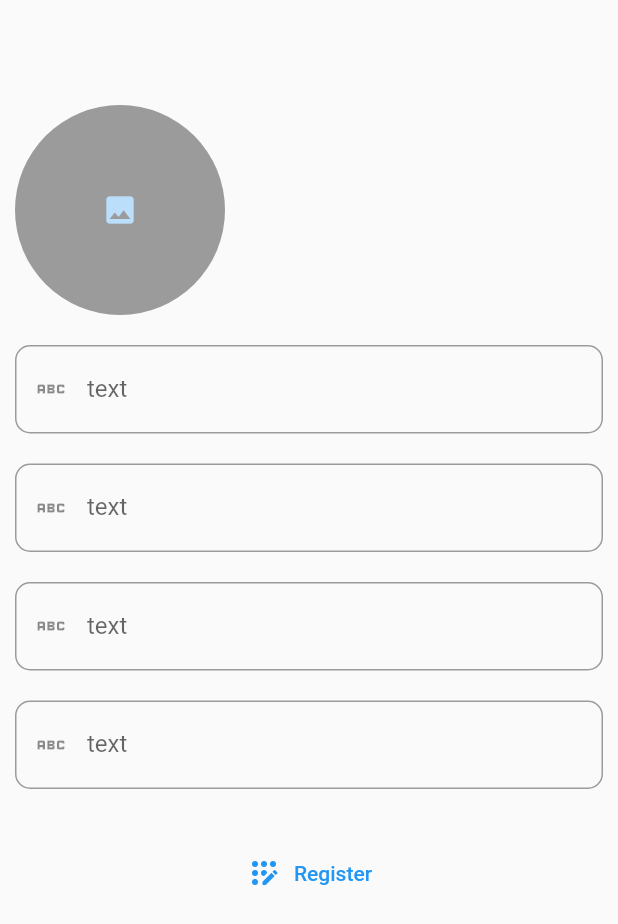
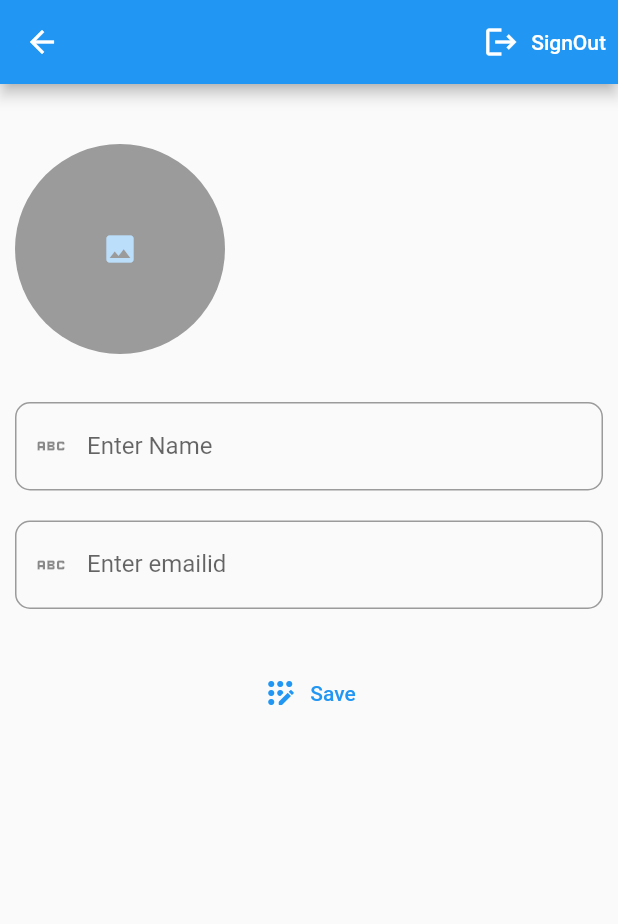
Before and after one commit to AlthafMjeelani/Student-App-Firebase, a Flutter app: the screen it shows once a user with an empty profile is signed in, after a tap on the "account circle" icon, on a phone screen of 412 x 824 dp. Shown: the top 924 px of the screen. Run offline on Flutter 3.47's test engine with Material 2 defaults, Android fonts, the light colour scheme and no system bars; our stand-ins replace cloud_firestore, firebase_auth, firebase_core, firebase_storage, image_picker; accounts and stored records are empty; network calls fail.

Commit message:
add provider and crete profile page and adduser,dashboard UIs  fetch data from database to email and name

```diff
--- a/lib/main.dart
+++ b/lib/main.dart
@@ -3,7 +3,6 @@ import 'package:firebaseaut/screens/dashboard/controller/dashboeard_provider.dar
 import 'package:firebaseaut/screens/login/controller/authentication_login_provider.dart';
 import 'package:firebaseaut/screens/login/controller/authentication_registration_provider.dart';
 import 'package:firebaseaut/screens/dashboard/view/screen_dashboard.dart';
-import 'package:firebaseaut/screens/login/view/login_page.dart';
 import 'package:firebaseaut/screens/profile/controller/profile_controller.dart';
 import 'package:flutter/material.dart';
 import 'package:provider/provider.dart';
--- a/lib/screens/dashboard/controller/dashboeard_provider.dart
+++ b/lib/screens/dashboard/controller/dashboeard_provider.dart
@@ -4,7 +4,7 @@ import 'package:cloud_firestore/cloud_firestore.dart';
 import 'package:firebase_auth/firebase_auth.dart';
 import 'package:firebaseaut/screens/profile/view/screen_profile.dart';
 import 'package:firebaseaut/screens/login/model/user_model.dart';
-import 'package:firebaseaut/screens/dashboard/view/screen_adduser.dart';
+import 'package:firebaseaut/screens/adduser/view/screen_adduser.dart';
 import 'package:flutter/material.dart';
 
 class DashBoardProvider with ChangeNotifier {
--- a/lib/screens/dashboard/view/screen_dashboard.dart
+++ b/lib/screens/dashboard/view/screen_dashboard.dart
@@ -1,4 +1,3 @@
-import 'package:cloud_firestore/cloud_firestore.dart';
 import 'package:firebase_auth/firebase_auth.dart';
 import 'package:firebaseaut/screens/dashboard/controller/dashboeard_provider.dart';
 import 'package:firebaseaut/screens/login/controller/authentication_login_provider.dart';
@@ -26,13 +25,6 @@ class ScreenDashBoard extends StatelessWidget {
           floatingActionButton: FloatingActionButton(
             onPressed: () async {
               dash.navigationToAdd(context);
-              // await FirebaseFirestore.instance
-              //     .collection(
-              //         FirebaseAuth.instance.currentUser!.email.toString())
-              //     .add({
-              //   "name": "shabunew",
-              //   "age": "20",
-              // });
             },
             child: const Icon(Icons.add),
           ),
@@ -51,21 +43,6 @@ class ScreenDashBoard extends StatelessWidget {
                   )),
               const SizedBox(
                 width: 20,
-              ),
-              TextButton.icon(
-                onPressed: () async {
-                  await data.signOutPage(context);
-                },
-                icon: const Icon(
-                  Icons.logout,
-                  color: Colors.white,
-                ),
-                label: const Text(
-                  'SignOut',
-                  style: TextStyle(
-                    color: Colors.white,
-                  ),
-                ),
               ),
             ],
           ),
--- a/lib/screens/login/controller/authentication_login_provider.dart
+++ b/lib/screens/login/controller/authentication_login_provider.dart
@@ -4,8 +4,6 @@ import 'package:firebaseaut/screens/login/model/user_model.dart';
 import 'package:firebaseaut/utils/snackbar.dart';
 import 'package:firebaseaut/screens/dashboard/view/screen_dashboard.dart';
 import 'package:flutter/material.dart';
-
-import '../view/login_page.dart';
 
 class FirebaseAuthLogInProvider with ChangeNotifier {
   final TextEditingController emailController = TextEditingController();
@@ -48,20 +46,6 @@ class FirebaseAuthLogInProvider with ChangeNotifier {
     }
   }
 
-  Future<void> signOutPage(context) async {
-    try {
-      await auth.signOut();
-      Navigator.of(context).pushReplacement(
-        MaterialPageRoute(
-          builder: (ctx) => const ScreenLogin(),
-        ),
-      );
-      log('called');
-    } catch (e) {
-      log(e.toString());
-    }
-  }
-
   String? validation(value, String text) {
     if (value == null || value.isEmpty) {
       return text;
--- a/lib/screens/login/view/user_registration_page.dart
+++ b/lib/screens/login/view/user_registration_page.dart
@@ -1,7 +1,6 @@
 import 'package:firebaseaut/screens/dashboard/controller/dashboeard_provider.dart';
 import 'package:firebaseaut/screens/login/controller/authentication_registration_provider.dart';
 import 'package:firebaseaut/utils/core/constent_widget.dart';
-import 'package:firebaseaut/widgets/textfeild_widget.dart';
 import 'package:flutter/material.dart';
 import 'package:provider/provider.dart';
 
--- a/lib/screens/profile/controller/profile_controller.dart
+++ b/lib/screens/profile/controller/profile_controller.dart
@@ -1,11 +1,16 @@
 import 'dart:developer';
 import 'dart:io';
-import 'package:flutter/cupertino.dart';
+import 'package:firebase_auth/firebase_auth.dart';
+import 'package:firebase_storage/firebase_storage.dart';
+import 'package:firebaseaut/screens/login/view/login_page.dart';
+import 'package:flutter/material.dart';
 import 'package:image_picker/image_picker.dart';
+import 'package:path/path.dart';
 
 class ProfileProvider with ChangeNotifier {
-  final TextEditingController firstNameRegController = TextEditingController();
-  final TextEditingController ageRegController = TextEditingController();
+  final TextEditingController nameController = TextEditingController();
+  final TextEditingController emailController = TextEditingController();
+  final TextEditingController ageController = TextEditingController();
   File? image;
   bool imageVisibility = false;
   Future<void> getimage(ImageSource source) async {
@@ -31,4 +36,21 @@ class ProfileProvider with ChangeNotifier {
 
     notifyListeners();
   }
+
+  Future<void> signOutPage(context) async {
+    FirebaseAuth auth = FirebaseAuth.instance;
+    try {
+      await auth.signOut();
+      Navigator.of(context).pushReplacement(
+        MaterialPageRoute(
+          builder: (ctx) => const ScreenLogin(),
+        ),
+      );
+      log('called');
+    } catch (e) {
+      log(e.toString());
+    }
+  }
+
+  Future<void> uploeadPick() async {}
 }
--- a/lib/screens/profile/view/screen_profile.dart
+++ b/lib/screens/profile/view/screen_profile.dart
@@ -14,7 +14,31 @@ class ScreenProfile extends StatelessWidget {
   @override
   Widget build(BuildContext context) {
     final data = Provider.of<ProfileProvider>(context, listen: false);
+    final dashboard = Provider.of<DashBoardProvider>(context, listen: false);
+    WidgetsBinding.instance.addPostFrameCallback((timeStamp) {
+      data.nameController.text = dashboard.userModel!.name.toString();
+      data.emailController.text = dashboard.userModel!.email.toString();
+    });
     return Scaffold(
+      appBar: AppBar(
+        actions: [
+          TextButton.icon(
+            onPressed: () async {
+              await data.signOutPage(context);
+            },
+            icon: const Icon(
+              Icons.logout,
+              color: Colors.white,
+            ),
+            label: const Text(
+              'SignOut',
+              style: TextStyle(
+                color: Colors.white,
+              ),
+            ),
+          ),
+        ],
+      ),
       body: Padding(
         padding: const EdgeInsets.all(10.0),
         child: SingleChildScrollView(
@@ -23,7 +47,7 @@ class ScreenProfile extends StatelessWidget {
             crossAxisAlignment: CrossAxisAlignment.start,
             children: [
               const SizedBox(
-                height: 60,
+                height: 30,
               ),
               GestureDetector(
                 onTap: () {
@@ -45,33 +69,19 @@ class ScreenProfile extends StatelessWidget {
                   },
                 ),
               ),
-              ConstentWidget.kWidth20,
+              ConstentWidget.kWidth32,
               Textfeildwidget(
                 validator: (value) {},
-                text: 'text',
+                text: 'Enter Name',
                 icon: Icons.abc,
-                controller: data.ageRegController,
+                controller: data.nameController,
               ),
               ConstentWidget.kWidth20,
               Textfeildwidget(
                 validator: (value) {},
-                text: 'text',
+                text: 'Enter emailid',
                 icon: Icons.abc,
-                controller: data.ageRegController,
-              ),
-              ConstentWidget.kWidth20,
-              Textfeildwidget(
-                validator: (value) {},
-                text: 'text',
-                icon: Icons.abc,
-                controller: data.ageRegController,
-              ),
-              ConstentWidget.kWidth20,
-              Textfeildwidget(
-                validator: (value) {},
-                text: 'text',
-                icon: Icons.abc,
-                controller: data.ageRegController,
+                controller: data.emailController,
               ),
               ConstentWidget.kWidth32,
               Row(
@@ -80,7 +90,7 @@ class ScreenProfile extends StatelessWidget {
                   TextButton.icon(
                     onPressed: () async {},
                     icon: const Icon(Icons.app_registration_rounded),
-                    label: const Text('Register'),
+                    label: const Text('Save'),
                   ),
                 ],
               ),
--- a/pubspec.yaml
+++ b/pubspec.yaml
@@ -33,6 +33,7 @@ dependencies:
   cupertino_icons: ^1.0.2
   firebase_auth: 3.11.0
   firebase_core: 1.24.0
+  firebase_storage: 10.3.10
   flutter:
     sdk: flutter
   image_picker: ^0.8.5+3
```
Also changed, not shown: lib/screens/adduser/view/screen_adduser.dart (renamed from lib/screens/dashboard/view/screen_adduser.dart), lib/screens/dashboard/model/user_details_model.dart (renamed from lib/screens/adduser/model/user_details_model.dart), pubspec.lock, 1 other file.
